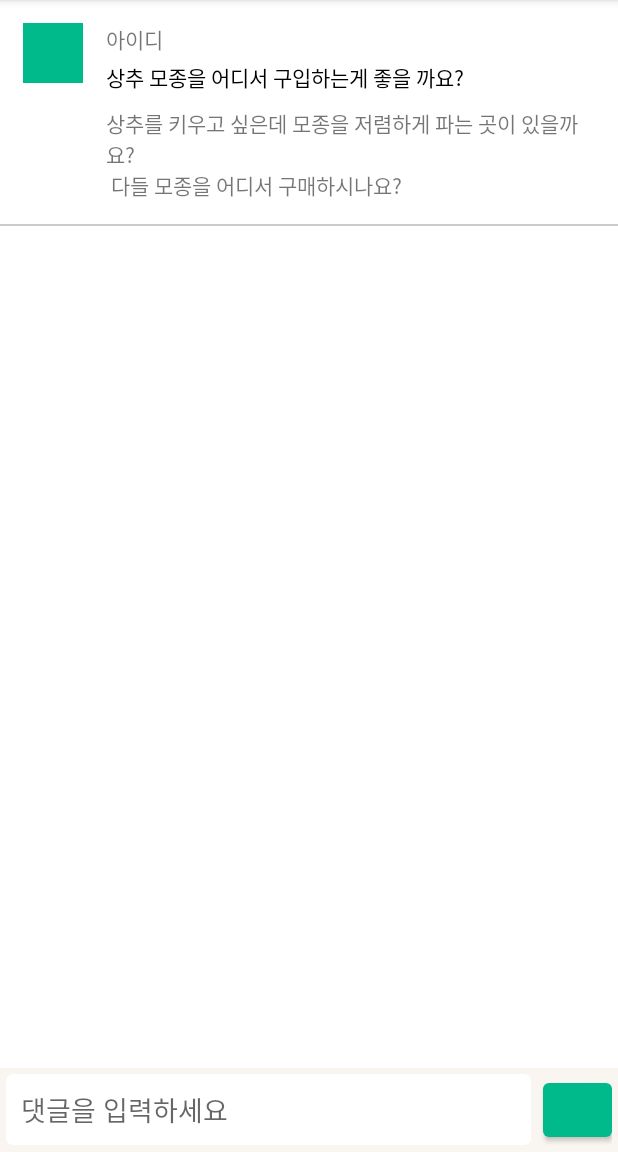
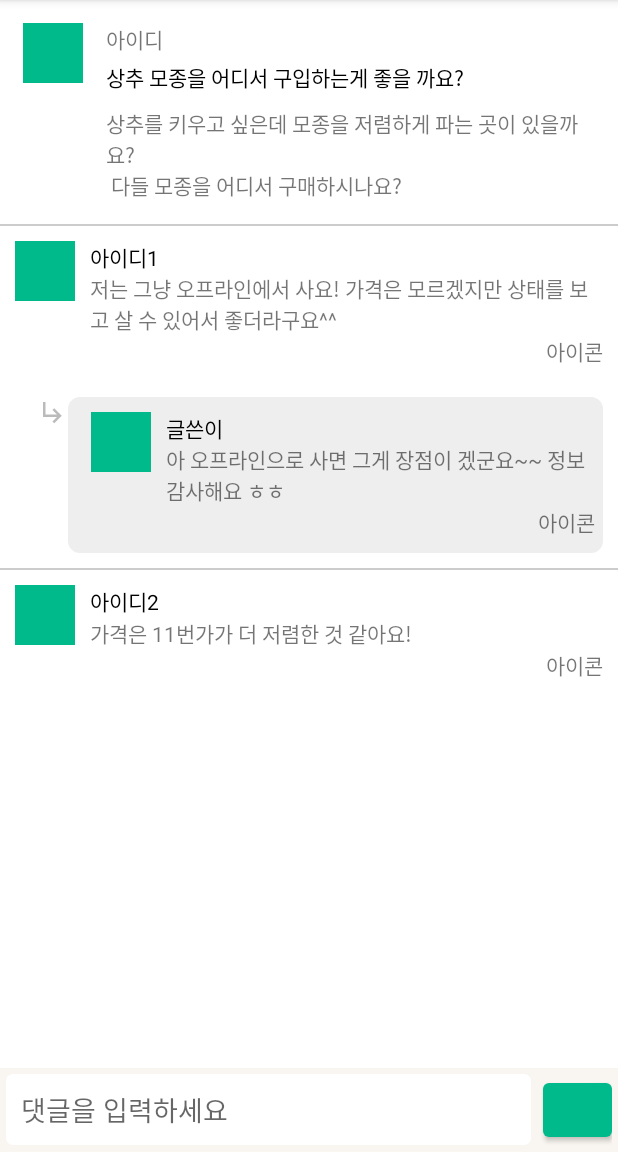
Before and after one commit to jin0220/FarmMonitoring, an Android app: the CommunityDetailActivity screen opened directly, with no data from a screen before it, on a phone screen of 412 x 824 dp, the part 84-1236 px from its top. Run offline under Robolectric (Android 15) with nearby library versions, the phone set to English and light mode, and no system bars.

Commit message:
community_comment
커뮤니티 댓글과 대댓글 ui 추가

```diff
--- /dev/null
+++ b/app/src/main/java/com/example/farm_monitoring/CommunityCommentAdapter.java
@@ -0,0 +1,86 @@
+package com.example.farm_monitoring;
+
+import android.content.Context;
+import android.util.Log;
+import android.view.LayoutInflater;
+import android.view.View;
+import android.view.ViewGroup;
+import android.widget.TextView;
+
+import androidx.annotation.NonNull;
+import androidx.recyclerview.widget.RecyclerView;
+
+import org.w3c.dom.Text;
+
+import java.util.ArrayList;
+import java.util.List;
+
+public class CommunityCommentAdapter extends RecyclerView.Adapter<RecyclerView.ViewHolder> {
+
+    public static final int COMMENT_VIEW = 0;
+
+    List<CommunityCommentData> items = null;
+
+    public CommunityCommentAdapter(List<CommunityCommentData> items){
+        this.items = items;
+    }
+
+    @NonNull
+    @Override
+    public RecyclerView.ViewHolder onCreateViewHolder(@NonNull ViewGroup parent, int viewType) {
+        View view;
+        LayoutInflater inflater = (LayoutInflater) parent.getContext().getSystemService(Context.LAYOUT_INFLATER_SERVICE);
+
+        if(viewType == COMMENT_VIEW){
+            view = inflater.inflate(R.layout.recyclerview_comment, parent, false);
+            return new CommentViewHolder(view);
+        }
+        else{
+            view = inflater.inflate(R.layout.recyclerview_comment_2, parent, false);
+            return new NestedCommentViewHolder(view);
+        }
+    }
+
+    @Override
+    public void onBindViewHolder(@NonNull RecyclerView.ViewHolder holder, int position) {
+        if(holder instanceof CommentViewHolder){
+            ((CommentViewHolder)holder).id.setText(items.get(position).getId());
+            ((CommentViewHolder)holder).comment.setText(items.get(position).getComment());
+        }else{
+            ((NestedCommentViewHolder)holder).id.setText(items.get(position).getId());
+            ((NestedCommentViewHolder)holder).comment.setText(items.get(position).getComment());
+        }
+    }
+
+    @Override
+    public int getItemCount() {
+        return items.size();
+    }
+
+    @Override
+    public int getItemViewType(int position) {
+        return items.get(position).getViewType();
+    }
+
+    public class CommentViewHolder extends RecyclerView.ViewHolder{
+        TextView id, comment;
+        public CommentViewHolder(@NonNull View itemView) {
+            super(itemView);
+
+            id = itemView.findViewById(R.id.id);
+            comment = itemView.findViewById(R.id.comment);
+
+        }
+    }
+
+    public class NestedCommentViewHolder extends RecyclerView.ViewHolder{
+        TextView id, comment;
+        public NestedCommentViewHolder(@NonNull View itemView) {
+            super(itemView);
+
+            id = itemView.findViewById(R.id.id);
+            comment = itemView.findViewById(R.id.comment);
+
+        }
+    }
+}
--- /dev/null
+++ b/app/src/main/java/com/example/farm_monitoring/CommunityCommentData.java
@@ -0,0 +1,25 @@
+package com.example.farm_monitoring;
+
+public class CommunityCommentData {
+    private String id;
+    private String comment;
+    private int viewType;
+
+    public CommunityCommentData(String id, String comment, int viewType){
+        this.id = id;
+        this.comment = comment;
+        this.viewType = viewType;
+    }
+
+    public String getId() {
+        return id;
+    }
+
+    public String getComment() {
+        return comment;
+    }
+
+    public int getViewType() {
+        return viewType;
+    }
+}
--- a/app/src/main/java/com/example/farm_monitoring/CommunityDetailActivity.java
+++ b/app/src/main/java/com/example/farm_monitoring/CommunityDetailActivity.java
@@ -1,14 +1,39 @@
 package com.example.farm_monitoring;
 
 import androidx.appcompat.app.AppCompatActivity;
+import androidx.recyclerview.widget.LinearLayoutManager;
+import androidx.recyclerview.widget.RecyclerView;
 
 import android.os.Bundle;
+import android.widget.LinearLayout;
+
+import java.util.ArrayList;
+import java.util.List;
 
 public class CommunityDetailActivity extends AppCompatActivity {
+    RecyclerView recyclerView;
+    CommunityCommentAdapter adapter;
+    List<CommunityCommentData> items;
 
     @Override
     protected void onCreate(Bundle savedInstanceState) {
         super.onCreate(savedInstanceState);
         setContentView(R.layout.activity_community_detail);
+
+        ItemAdd();
+
+        recyclerView = findViewById(R.id.recyclerView);
+        LinearLayoutManager linearLayoutManager = new LinearLayoutManager(this, RecyclerView.VERTICAL, false);
+        recyclerView.setLayoutManager(linearLayoutManager);
+        adapter = new CommunityCommentAdapter(items);
+        recyclerView.setAdapter(adapter);
+
+    }
+
+    public void ItemAdd(){
+        items = new ArrayList<>();
+        items.add(new CommunityCommentData("아이디1","저는 그냥 오프라인에서 사요! 가격은 모르겠지만 상태를 보고 살 수 있어서 좋더라구요^^",0));
+        items.add(new CommunityCommentData("글쓴이","아 오프라인으로 사면 그게 장점이 겠군요~~ 정보 감사해요 ㅎㅎ",1));
+        items.add(new CommunityCommentData("아이디2","가격은 11번가가 더 저렴한 것 같아요!",0));
     }
 }
--- /dev/null
+++ b/app/src/main/res/drawable/comment_background.xml
@@ -0,0 +1,10 @@
+<?xml version="1.0" encoding="utf-8"?>
+<shape
+    xmlns:android="http://schemas.android.com/apk/res/android"
+    android:shape="rectangle">
+
+    <solid android:color="#eee" />
+    <stroke android:color="#eee" android:width="1dp" />
+    <corners android:radius="7dp" />
+
+</shape>
--- /dev/null
+++ b/app/src/main/res/drawable/ic_baseline_subdirectory_arrow_right_24.xml
@@ -0,0 +1,5 @@
+<vector android:height="24dp" android:tint="#BBBBBB"
+    android:viewportHeight="24" android:viewportWidth="24"
+    android:width="24dp" xmlns:android="http://schemas.android.com/apk/res/android">
+    <path android:fillColor="@android:color/white" android:pathData="M19,15l-6,6 -1.42,-1.42L15.17,16H4V4h2v10h9.17l-3.59,-3.58L13,9l6,6z"/>
+</vector>
--- a/app/src/main/res/layout/activity_community_detail.xml
+++ b/app/src/main/res/layout/activity_community_detail.xml
@@ -48,14 +48,17 @@
     </LinearLayout>
 
     <View
+        android:id="@+id/divider"
         android:layout_width="match_parent"
         android:layout_height="1dp"
         android:background="#ccc"
         android:layout_below="@+id/main_content"/>
 
-<!--    <ListView-->
-<!--        android:layout_width="match_parent"-->
-<!--        android:layout_height="wrap_content"/>-->
+    <androidx.recyclerview.widget.RecyclerView
+        android:id="@+id/recyclerView"
+        android:layout_width="match_parent"
+        android:layout_height="wrap_content"
+        android:layout_below="@+id/main_content"/>
 
     <LinearLayout
         android:layout_width="match_parent"
--- /dev/null
+++ b/app/src/main/res/layout/recyclerview_comment.xml
@@ -0,0 +1,54 @@
+<?xml version="1.0" encoding="utf-8"?>
+<LinearLayout
+    xmlns:android="http://schemas.android.com/apk/res/android"
+    android:layout_width="match_parent"
+    android:layout_height="wrap_content"
+    android:orientation="vertical">
+
+    <View
+        android:id="@+id/divider"
+        android:layout_width="match_parent"
+        android:layout_height="1dp"
+        android:background="#ccc" />
+
+    <LinearLayout
+        android:layout_width="match_parent"
+        android:layout_height="match_parent"
+        android:orientation="horizontal"
+        android:padding="10dp">
+
+        <ImageView
+            android:layout_width="40dp"
+            android:layout_height="40dp"
+            android:src="@color/colorPrimary"/>
+
+        <LinearLayout
+            android:layout_width="match_parent"
+            android:layout_height="wrap_content"
+            android:orientation="vertical"
+            android:layout_marginLeft="10dp">
+
+            <TextView
+                android:id="@+id/id"
+                android:layout_width="wrap_content"
+                android:layout_height="wrap_content"
+                android:text="아이디"
+                android:textColor="@color/black"/>
+
+            <TextView
+                android:id="@+id/comment"
+                android:layout_width="wrap_content"
+                android:layout_height="wrap_content"
+                android:text="댓글 내용" />
+
+            <TextView
+                android:layout_width="wrap_content"
+                android:layout_height="wrap_content"
+                android:text="아이콘"
+                android:layout_gravity="end"/>
+
+        </LinearLayout>
+
+    </LinearLayout>
+
+</LinearLayout>
--- /dev/null
+++ b/app/src/main/res/layout/recyclerview_comment_2.xml
@@ -0,0 +1,60 @@
+<?xml version="1.0" encoding="utf-8"?>
+<LinearLayout
+    xmlns:android="http://schemas.android.com/apk/res/android"
+    android:layout_width="match_parent"
+    android:layout_height="wrap_content"
+    android:orientation="horizontal"
+    android:padding="10dp"
+    android:layout_marginLeft="15dp">
+
+    <ImageView
+        android:layout_width="20dp"
+        android:layout_height="20dp"
+        android:src="@drawable/ic_baseline_subdirectory_arrow_right_24"/>
+
+    <LinearLayout
+        android:layout_width="match_parent"
+        android:layout_height="wrap_content"
+        android:orientation="horizontal"
+        android:paddingTop="10dp"
+        android:paddingLeft="10dp"
+        android:paddingBottom="10dp"
+        android:paddingRight="5dp"
+        android:background="@drawable/comment_background">
+
+        <ImageView
+            android:layout_width="40dp"
+            android:layout_height="40dp"
+            android:src="@color/colorPrimary"
+            android:layout_marginLeft="5dp"/>
+
+        <LinearLayout
+            android:layout_width="match_parent"
+            android:layout_height="wrap_content"
+            android:orientation="vertical"
+            android:layout_marginLeft="10dp">
+
+            <TextView
+                android:id="@+id/id"
+                android:layout_width="wrap_content"
+                android:layout_height="wrap_content"
+                android:text="아이디"
+                android:textColor="@color/black"/>
+
+            <TextView
+                android:id="@+id/comment"
+                android:layout_width="wrap_content"
+                android:layout_height="wrap_content"
+                android:text="댓글 내용" />
+
+            <TextView
+                android:layout_width="wrap_content"
+                android:layout_height="wrap_content"
+                android:text="아이콘"
+                android:layout_gravity="end"/>
+
+        </LinearLayout>
+
+    </LinearLayout>
+
+</LinearLayout>
```
